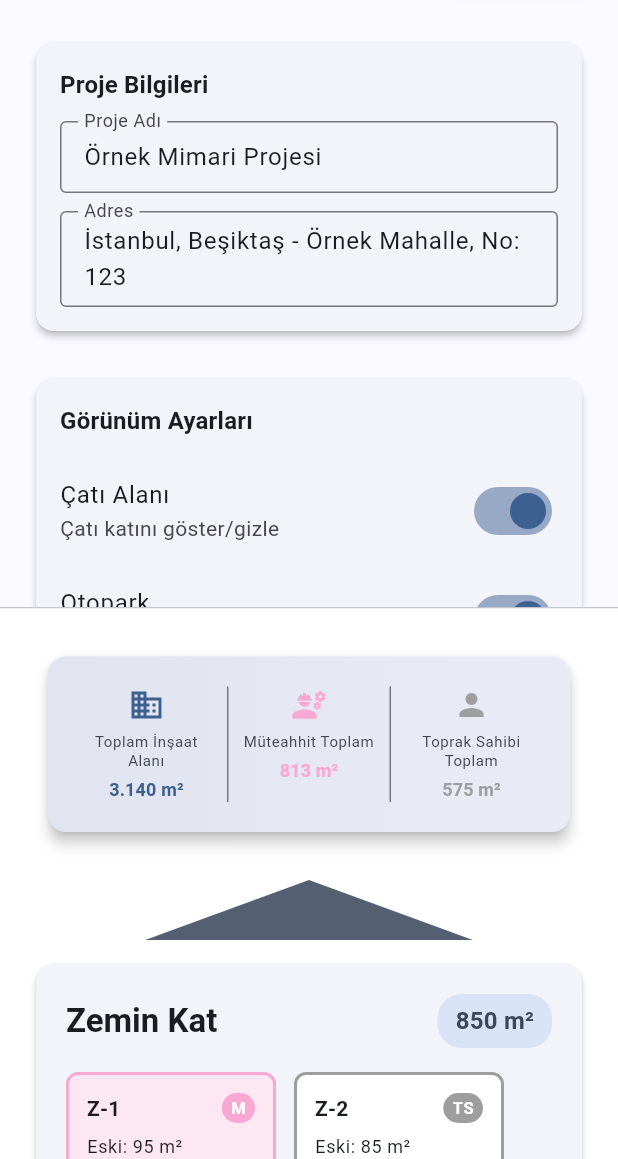
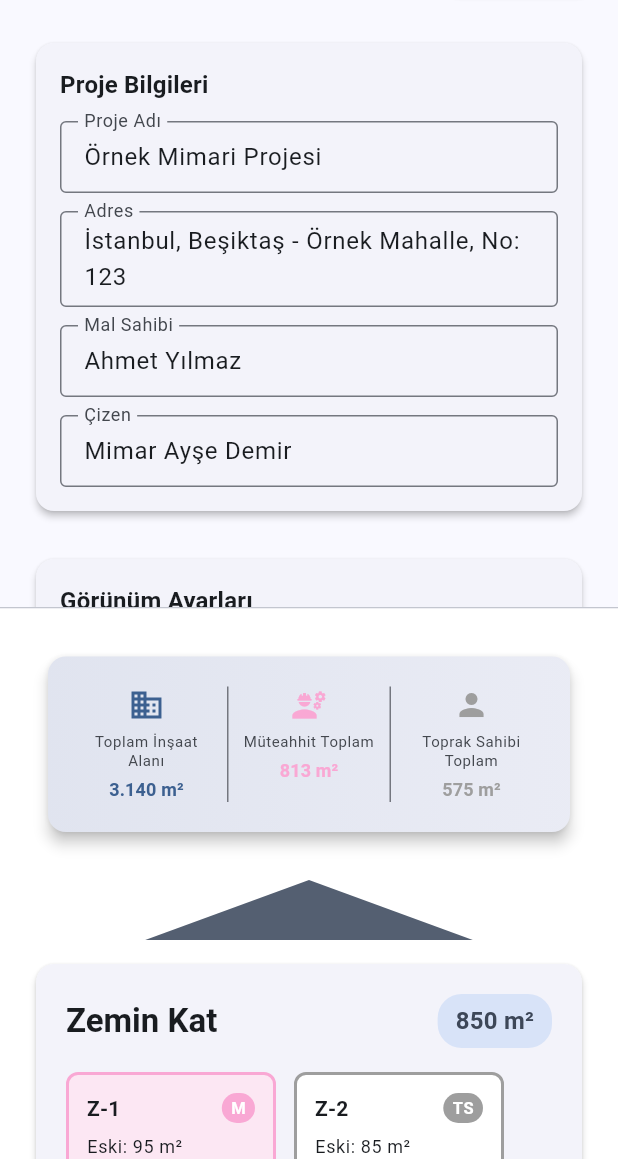
Before and after one commit to enderkoca/architecture_plan_maker, a Flutter app: the screen it shows after launch, on a phone screen of 412 x 824 dp, the part 77-1236 px from its top. Run offline on Flutter 3.47's test engine with Material 3 defaults, Android fonts, the phone set to English and light mode, and no system bars; our stand-ins replace flutter_riverpod, go_router, pdf, printing, shared_preferences.

Commit message:
Proje bilgileri ve PDF iyileştirmeleri
- ProjectModel'e mal sahibi ve çizen alanları eklendi
- Sidebar'a proje bilgileri form alanları eklendi
- PDF'de tüm katlar gösterilmesi sağlandı
- Çatı görseli düzeltildi (ters üçgen yerine çatı şekli)
- PDF'den emoji karakterleri kaldırıldı
- TextUtils ASCII dönüşümü geliştirildi

🤖 Generated with [Claude Code](https://claude.ai/code)

Co-Authored-By: Claude <noreply@anthropic.com>

```diff
--- a/lib/data/seed/demo_data.dart
+++ b/lib/data/seed/demo_data.dart
@@ -7,6 +7,8 @@ class DemoData {
     return ProjectModel(
       projeAdi: 'Örnek Mimari Projesi',
       adres: 'İstanbul, Beşiktaş - Örnek Mahalle, No: 123',
+      malSahibi: 'Ahmet Yılmaz',
+      cizen: 'Mimar Ayşe Demir',
       showCati: true,
       showOtopark: true,
       katlar: [
@@ -130,6 +132,8 @@ class DemoData {
     return const ProjectModel(
       projeAdi: '',
       adres: '',
+      malSahibi: '',
+      cizen: '',
       katlar: [],
       showCati: true,
       showOtopark: true,
--- a/lib/state/project_provider.dart
+++ b/lib/state/project_provider.dart
@@ -25,10 +25,12 @@ class ProjectNotifier extends StateNotifier<ProjectModel> {
     await _persistenceService.saveProject(state);
   }
 
-  void updateProjectInfo({String? projeAdi, String? adres}) {
+  void updateProjectInfo({String? projeAdi, String? adres, String? malSahibi, String? cizen}) {
     state = state.copyWith(
       projeAdi: projeAdi ?? state.projeAdi,
       adres: adres ?? state.adres,
+      malSahibi: malSahibi ?? state.malSahibi,
+      cizen: cizen ?? state.cizen,
     );
     _saveProject();
   }
--- a/lib/ui/widgets/sidebar/project_form.dart
+++ b/lib/ui/widgets/sidebar/project_form.dart
@@ -12,18 +12,24 @@ class ProjectForm extends ConsumerStatefulWidget {
 class _ProjectFormState extends ConsumerState<ProjectForm> {
   late TextEditingController _projeAdiController;
   late TextEditingController _adresController;
+  late TextEditingController _malSahibiController;
+  late TextEditingController _cizenController;
 
   @override
   void initState() {
     super.initState();
     _projeAdiController = TextEditingController();
     _adresController = TextEditingController();
+    _malSahibiController = TextEditingController();
+    _cizenController = TextEditingController();
   }
 
   @override
   void dispose() {
     _projeAdiController.dispose();
     _adresController.dispose();
+    _malSahibiController.dispose();
+    _cizenController.dispose();
     super.dispose();
   }
 
@@ -37,6 +43,12 @@ class _ProjectFormState extends ConsumerState<ProjectForm> {
     }
     if (_adresController.text != project.adres) {
       _adresController.text = project.adres;
+    }
+    if (_malSahibiController.text != project.malSahibi) {
+      _malSahibiController.text = project.malSahibi;
+    }
+    if (_cizenController.text != project.cizen) {
+      _cizenController.text = project.cizen;
     }
 
     return Card(
@@ -78,6 +90,32 @@ class _ProjectFormState extends ConsumerState<ProjectForm> {
                 );
               },
             ),
+            const SizedBox(height: 12),
+            TextFormField(
+              controller: _malSahibiController,
+              decoration: const InputDecoration(
+                labelText: 'Mal Sahibi',
+                hintText: 'Mal sahibi adını giriniz',
+              ),
+              onChanged: (value) {
+                ref.read(projectProvider.notifier).updateProjectInfo(
+                  malSahibi: value,
+                );
+              },
+            ),
+            const SizedBox(height: 12),
+            TextFormField(
+              controller: _cizenController,
+              decoration: const InputDecoration(
+                labelText: 'Çizen',
+                hintText: 'Mimar/çizen adını giriniz',
+              ),
+              onChanged: (value) {
+                ref.read(projectProvider.notifier).updateProjectInfo(
+                  cizen: value,
+                );
+              },
+            ),
           ],
         ),
       ),
```
Also changed, not shown: lib/core/formatters.dart (+7 -1 lines), lib/data/models/project.dart (+17 -1 lines), lib/services/pdf_service.dart (+24 -16 lines).
